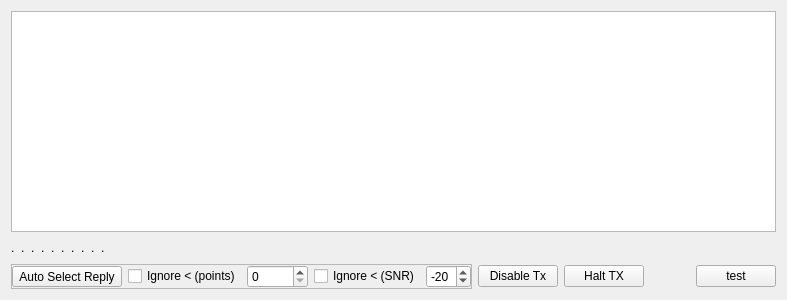
Rsclub22/Minos2-Mirror, file mqt/MqtLogger/WsjtxFrame.ui: the form before one commit.
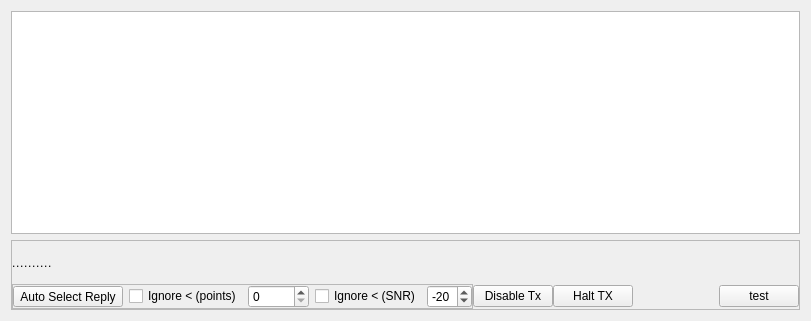
The form after the commit.

Commit message: #471 - don't put wsjtx panel in its own scroller

Diff of the .ui file:
```diff
--- a/mqt/MqtLogger/WsjtxFrame.ui
+++ b/mqt/MqtLogger/WsjtxFrame.ui
@@ -6,14 +6,14 @@
    <rect>
     <x>0</x>
     <y>0</y>
-    <width>787</width>
-    <height>300</height>
+    <width>811</width>
+    <height>321</height>
    </rect>
   </property>
   <property name="windowTitle">
    <string>Frame</string>
   </property>
-  <layout class="QVBoxLayout" name="verticalLayout">
+  <layout class="QVBoxLayout" name="verticalLayout_2">
    <item>
     <widget class="QTableView" name="decodes_table_view_">
      <property name="focusPolicy">
@@ -25,6 +25,44 @@
     </widget>
    </item>
    <item>
+    <widget class="QScrollArea" name="scrollArea">
+     <property name="sizePolicy">
+      <sizepolicy hsizetype="Expanding" vsizetype="Fixed">
+       <horstretch>0</horstretch>
+       <verstretch>0</verstretch>
+      </sizepolicy>
+     </property>
+     <property name="widgetResizable">
+      <bool>true</bool>
+     </property>
+     <widget class="QWidget" name="scrollAreaWidgetContents">
+      <property name="geometry">
+       <rect>
+        <x>0</x>
+        <y>0</y>
+        <width>791</width>
+        <height>73</height>
+       </rect>
+      </property>
+      <layout class="QVBoxLayout" name="verticalLayout">
+       <property name="spacing">
+        <number>0</number>
+       </property>
+       <property name="leftMargin">
+        <number>0</number>
+       </property>
+       <property name="topMargin">
+        <number>0</number>
+       </property>
+       <property name="rightMargin">
+        <number>0</number>
+       </property>
+       <property name="bottomMargin">
+        <number>0</number>
+       </property>
+       <item>
+        <layout class="QHBoxLayout" name="horizontalLayout_4">
+         <item>
     <layout class="QHBoxLayout" name="horizontalLayout_2">
      <item>
       <widget class="QLabel" name="bandErrorLabel">
@@ -96,6 +134,8 @@
        </property>
       </widget>
      </item>
+          </layout>
+         </item>
      <item>
       <spacer name="horizontalSpacer_2">
        <property name="orientation">
@@ -246,6 +286,10 @@
       </widget>
      </item>
     </layout>
+       </item>
+      </layout>
+     </widget>
+    </widget>
    </item>
   </layout>
  </widget>
```
Lines whose indentation alone changed are shown as unchanged. The commit also changes 1 other file.
